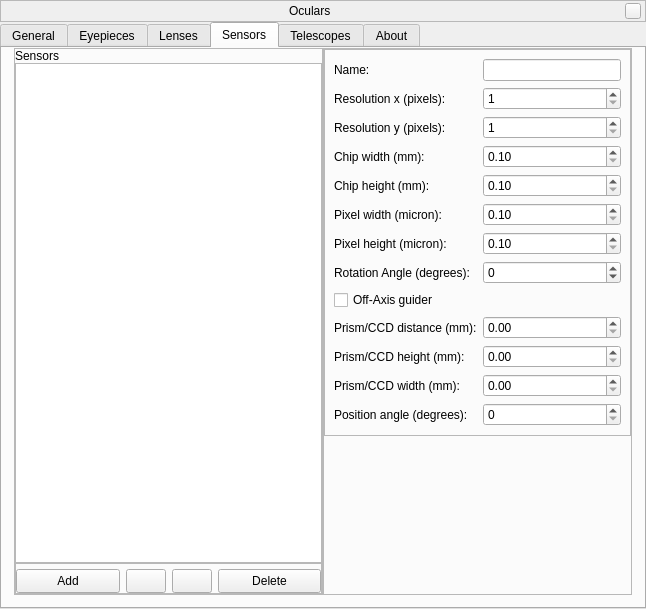
Qt form plugins/Oculars/src/gui/ocularDialog.ui (519984307/stellarium_src) before a commit.
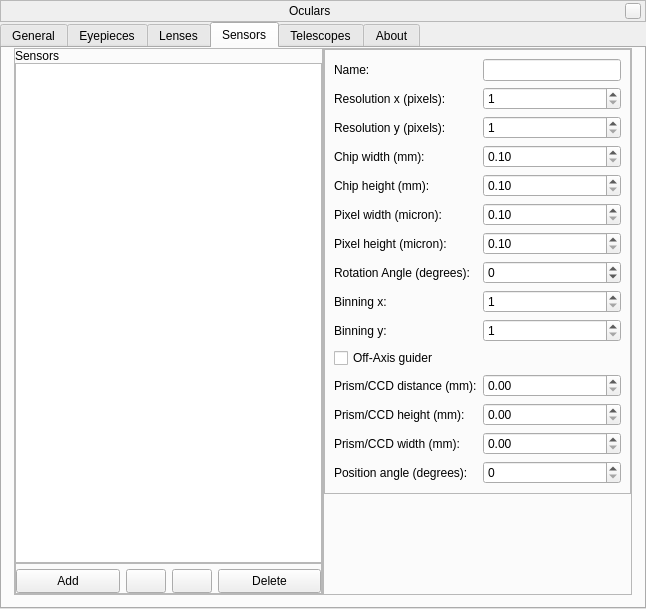
The same form after that commit. The open tabs and pages were chosen to show the change. Icons and pictures are not drawn. Custom widgets are drawn as their Qt base class.

Commit message: Added binning for CCD

What changed in the file:
```diff
--- a/plugins/Oculars/src/gui/ocularDialog.ui
+++ b/plugins/Oculars/src/gui/ocularDialog.ui
@@ -1306,7 +1306,7 @@
                   </property>
                  </widget>
                 </item>
-                <item row="9" column="1">
+                <item row="11" column="1">
                  <widget class="QDoubleSpinBox" name="OAGDist">
                   <property name="decimals">
                    <number>2</number>
@@ -1316,21 +1316,21 @@
                   </property>
                  </widget>
                 </item>
-                <item row="9" column="0">
+                <item row="11" column="0">
                  <widget class="QLabel" name="OAGDist_lbl">
                   <property name="text">
                    <string>Prism/CCD distance (mm):</string>
                   </property>
                  </widget>
                 </item>
-                <item row="10" column="0">
+                <item row="12" column="0">
                  <widget class="QLabel" name="OAGPrismH_lbl">
                   <property name="text">
                    <string>Prism/CCD height (mm):</string>
                   </property>
                  </widget>
                 </item>
-                <item row="10" column="1">
+                <item row="12" column="1">
                  <widget class="QDoubleSpinBox" name="OAGPrismH">
                   <property name="decimals">
                    <number>2</number>
@@ -1340,21 +1340,21 @@
                   </property>
                  </widget>
                 </item>
-                <item row="11" column="0">
+                <item row="13" column="0">
                  <widget class="QLabel" name="OAGPrismW_lbl">
                   <property name="text">
                    <string>Prism/CCD width (mm):</string>
                   </property>
                  </widget>
                 </item>
-                <item row="12" column="0">
+                <item row="14" column="0">
                  <widget class="QLabel" name="OAGPrismPA_lbl">
                   <property name="text">
                    <string>Position angle (degrees):</string>
                   </property>
                  </widget>
                 </item>
-                <item row="11" column="1">
+                <item row="13" column="1">
                  <widget class="QDoubleSpinBox" name="OAGPrismW">
                   <property name="decimals">
                    <number>2</number>
@@ -1364,14 +1364,14 @@
                   </property>
                  </widget>
                 </item>
-                <item row="8" column="0" colspan="2">
+                <item row="10" column="0" colspan="2">
                  <widget class="QCheckBox" name="OAG_checkBox">
                   <property name="text">
                    <string>Off-Axis guider</string>
                   </property>
                  </widget>
                 </item>
-                <item row="12" column="1">
+                <item row="14" column="1">
                  <widget class="QDoubleSpinBox" name="OAGPrismPA">
                   <property name="decimals">
                    <number>0</number>
@@ -1407,6 +1407,43 @@
                   </property>
                  </widget>
                 </item>
+                <item row="8" column="0">
+                 <widget class="QLabel" name="ccdBinningX_lbl">
+                  <property name="text">
+                   <string>Binning x:</string>
+                  </property>
+                 </widget>
+                </item>
+                <item row="9" column="0">
+                 <widget class="QLabel" name="ccdBinningY_lbl">
+                  <property name="text">
+                   <string>Binning y:</string>
+                  </property>
+                 </widget>
+                </item>
+                <item row="8" column="1">
+                 <widget class="QSpinBox" name="ccdBinningX">
+                  <property name="minimum">
+                   <number>1</number>
+                  </property>
+                  <property name="maximum">
+                   <number>4</number>
+                  </property>
+                  <property name="value">
+                   <number>1</number>
+                  </property>
+                 </widget>
+                </item>
+                <item row="9" column="1">
+                 <widget class="QSpinBox" name="ccdBinningY">
+                  <property name="minimum">
+                   <number>1</number>
+                  </property>
+                  <property name="maximum">
+                   <number>4</number>
+                  </property>
+                 </widget>
+                </item>
                </layout>
               </widget>
              </item>
```
The commit also changes 5 other files.
